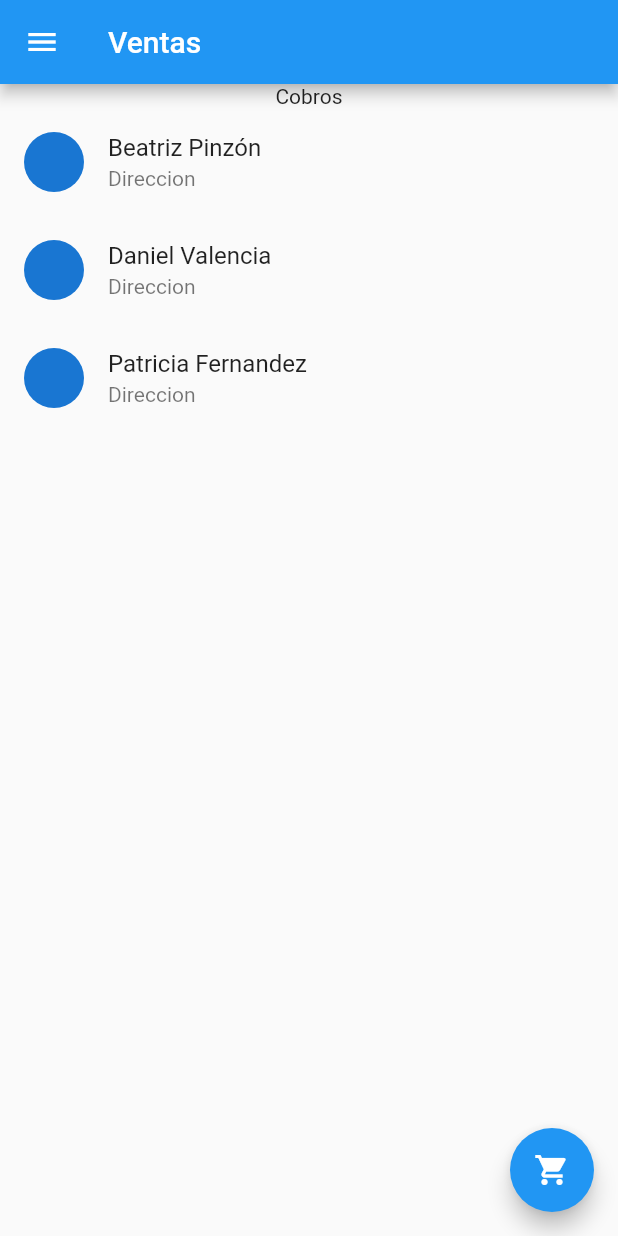
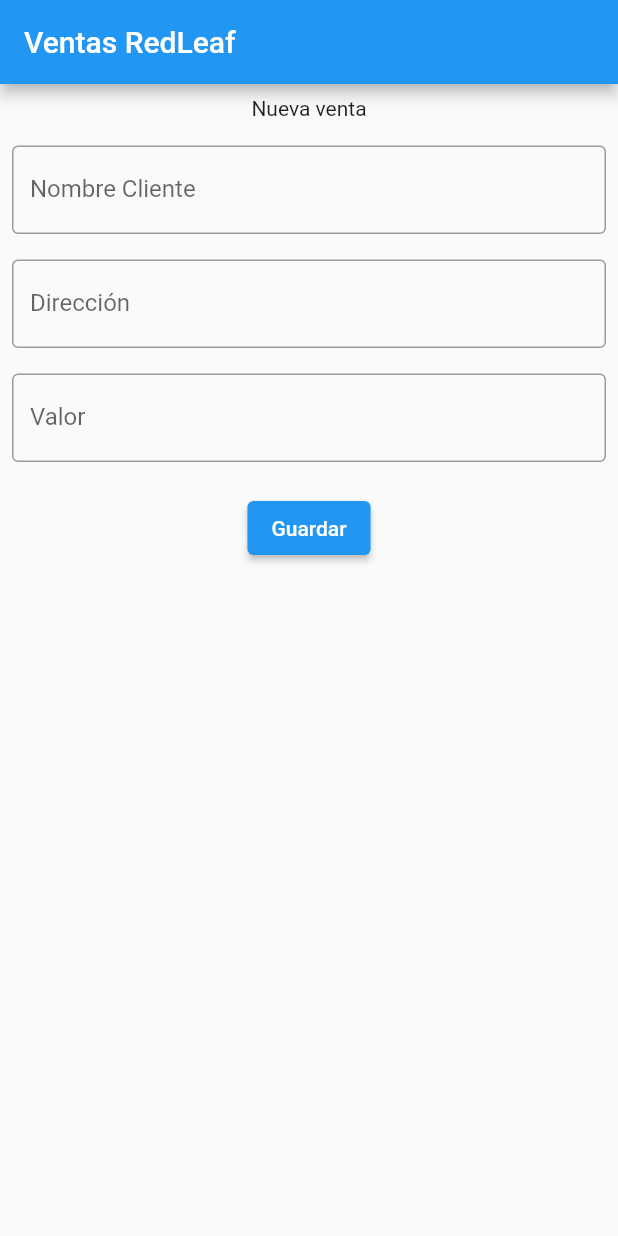
Before and after one commit to SilviaBec/AppUno, a Flutter app: the screen it shows after launch, on a phone screen of 412 x 824 dp. Run offline on Flutter 3.47's test engine with Material 2 defaults, Android fonts, the phone set to English and light mode, and no system bars.

Commit message:
Página nueva venta, ajuste main

```diff
--- /dev/null
+++ b/lib/app.dart
@@ -0,0 +1,16 @@
+import 'package:app_uno/pages/new_sale.dart';
+import 'package:flutter/material.dart';
+
+import 'pages/payments.dart';
+
+class MyApp extends StatelessWidget {
+  const MyApp({super.key});
+
+  @override
+  Widget build(BuildContext context) {
+    return const MaterialApp(
+    title: "BusCAN",
+    home: NewSalePage(),
+  );
+  }
+}
--- a/lib/main.dart
+++ b/lib/main.dart
@@ -1,9 +1,7 @@
+import 'app.dart';
 import 'pages/payments.dart';
 import 'package:flutter/material.dart';
 
 void main() {
-  runApp(const MaterialApp(
-    title: "BusCAN",
-    home: PaymentsPage(),
-  ));
+  runApp(const MyApp());
 }
--- a/lib/pages/new_sale.dart
+++ b/lib/pages/new_sale.dart
@@ -0,0 +1,62 @@
+import 'package:flutter/material.dart';
+
+class NewSalePage extends StatelessWidget {
+  const NewSalePage({super.key});
+
+  @override
+  Widget build(BuildContext context) {
+    return Scaffold(
+      appBar: AppBar(title: const Text("Ventas RedLeaf"),
+      ),
+      body:SingleChildScrollView(
+        child: Padding(
+          padding: const EdgeInsets.all(8.0),
+          child: Column(children:[
+          const Text ("Nueva venta"),
+
+          const SizedBox(
+            height: 17,
+          ),
+
+          const TextField(
+                decoration: InputDecoration(
+                border: OutlineInputBorder(),
+                labelText: 'Nombre Cliente',
+            ),
+          ),
+
+          const SizedBox(
+            height: 17,
+          ),
+
+          const TextField(
+                decoration: InputDecoration(
+                border: OutlineInputBorder(),
+                labelText: 'Dirección',
+            ),
+          ),
+
+          const SizedBox(
+            height: 17,
+          ),
+
+          const  TextField(
+                decoration: InputDecoration(
+                border: OutlineInputBorder(),
+                labelText: 'Valor',
+            ),
+          ),
+
+
+          const SizedBox(
+            height: 20,
+          ),
+
+          ElevatedButton(onPressed: (){}, child: const Text("Guardar"))
+
+          ],),
+        ),
+      )
+    );
+  }
+}
```
